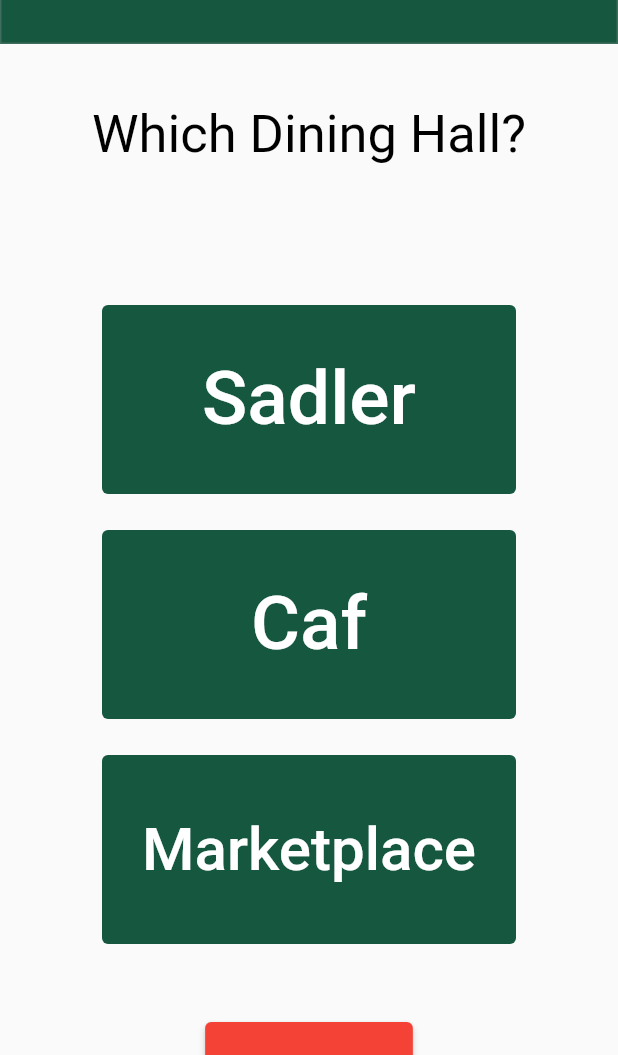
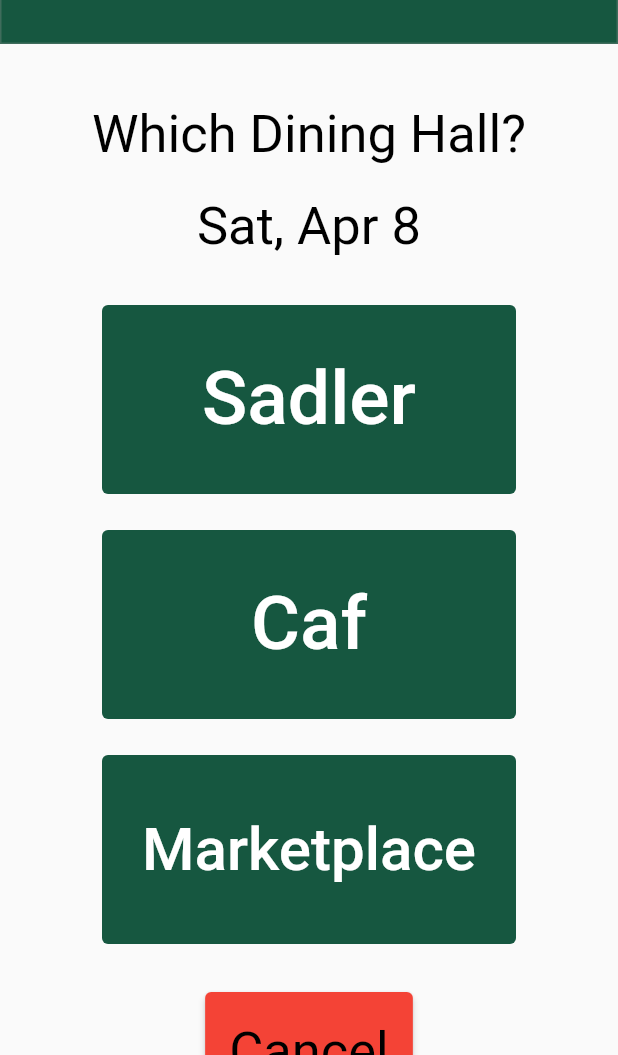
Before and after one commit to AKolar5/cypher_table_together, a Flutter app: the HomePage screen opened directly, after a tap on an icon or button, on a phone screen of 412 x 824 dp, the part 181-1236 px from its top. Run offline on Flutter 3.47's test engine with Material 2 defaults, Android fonts, the phone set to English and light mode, and no system bars; our stand-ins replace cloud_firestore, firebase_auth, firebase_core, google_sign_in; accounts and stored records are empty.

Commit message:
new changes

```diff
--- a/lib/Create.dart
+++ b/lib/Create.dart
@@ -127,8 +127,9 @@ class _CreatePage extends State<CreatePage> {
             ),
 
             const Text(
-              'Would You Like to Post This?',
+              'Would You Like to Make This Posting Public?',
               style: TextStyle(color: Colors.black, fontSize: 30),
+              textAlign: TextAlign.center,
             ),
 
             const Padding(
--- a/lib/hall.dart
+++ b/lib/hall.dart
@@ -8,7 +8,8 @@ class HallPage extends StatelessWidget {
   // const HallPage({super.key});
 
   String? email;
-  HallPage({this.email});
+  String? date;
+  HallPage({this.email, this.date});
 
   @override
   Widget build(BuildContext context) {
@@ -64,11 +65,14 @@ class HallPage extends StatelessWidget {
                 color: Color(0xff000000),
               ),
             ),
-            const Text(
-              "",
+            const Padding(
+              padding: EdgeInsets.all(10.0),
+            ),
+            Text(
+              date!,
               textAlign: TextAlign.start,
               overflow: TextOverflow.clip,
-              style: TextStyle(
+              style: const TextStyle(
                 fontWeight: FontWeight.w400,
                 fontStyle: FontStyle.normal,
                 fontSize: 35,
@@ -76,7 +80,7 @@ class HallPage extends StatelessWidget {
               ),
             ),
             const Padding(
-              padding: EdgeInsets.all(20.0),
+              padding: EdgeInsets.all(10.0),
             ),
             SizedBox(
               width: 300.0,
@@ -145,7 +149,7 @@ class HallPage extends StatelessWidget {
             ),
 
             const Padding(
-              padding: EdgeInsets.all(20.0),
+              padding: EdgeInsets.all(10.0),
             ),
 
             ElevatedButton(
--- a/lib/profile.dart
+++ b/lib/profile.dart
@@ -12,6 +12,7 @@ class ProfilePage extends StatefulWidget {
 
   @override
   State<ProfilePage> createState() => _ProfilePage(email);
+
 }
 
 class _ProfilePage extends State<ProfilePage> {
@@ -201,6 +202,7 @@ class _ProfilePage extends State<ProfilePage> {
           ] // Children
       ),
     );
+    throw UnimplementedError();
   }
 
   void createUserAndAddtoDatabase(String? email, String firstName, String socialClass, String pronouns) {
```
Also changed, not shown: lib/UserManJones.dart (+21 -0 lines), lib/home_page.dart (+7 -7 lines), lib/main.dart (+0 -7 lines), lib/edit.dart (indentation only).
